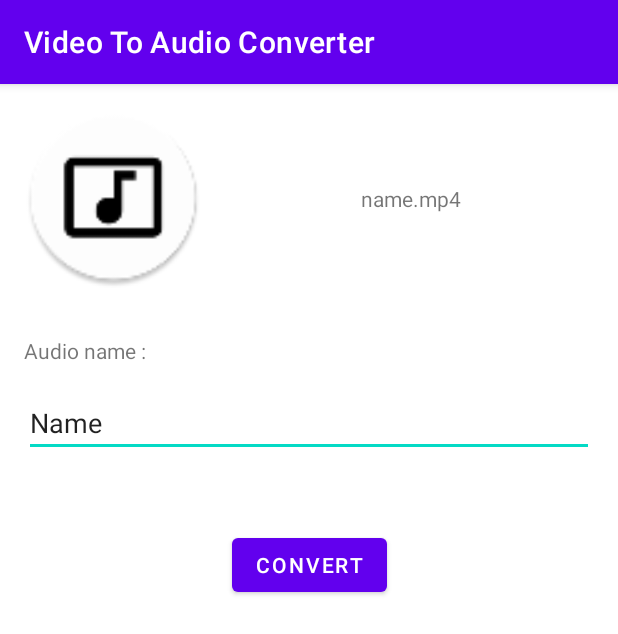
After one commit to stsaikat/videotoaudioconverter, an Android app: the fragment ConvertInfoFragment shown on its own in the app's theme, on a phone screen of 412 x 824 dp. The commit adds this screen. Shown: the top 634 px of the screen. Run offline under Robolectric (Android 15) with nearby library versions, the light colour scheme and no system bars.

Commit message:
convert info fragment added

```diff
--- /dev/null
+++ b/app/src/main/java/com/simplerapps/videotoaudio/ConvertInfoFragment.kt
@@ -0,0 +1,6 @@
+package com.simplerapps.videotoaudio
+
+import androidx.fragment.app.Fragment
+
+class ConvertInfoFragment : Fragment(R.layout.fragment_convert_info) {
+}
--- a/app/src/main/java/com/simplerapps/videotoaudio/MainActivity.kt
+++ b/app/src/main/java/com/simplerapps/videotoaudio/MainActivity.kt
@@ -15,12 +15,18 @@ class MainActivity : AppCompatActivity() {
         viewBinding = ActivityMainBinding.inflate(layoutInflater)
         setContentView(viewBinding.root)
 
-        showSelectVideoFragment()
+        //showSelectVideoFragment()
+        showConvertInfoFragment()
     }
 
     fun showSelectVideoFragment() {
         val selectVideoFragment = SelectVideoFragment()
         showFragment(selectVideoFragment)
+    }
+
+    fun showConvertInfoFragment() {
+        val convertInfoFragment = ConvertInfoFragment()
+        showFragment(convertInfoFragment)
     }
 
     private fun showFragment(fragment: Fragment) {
--- /dev/null
+++ b/app/src/main/res/layout/fragment_convert_info.xml
@@ -0,0 +1,65 @@
+<?xml version="1.0" encoding="utf-8"?>
+<androidx.constraintlayout.widget.ConstraintLayout
+    xmlns:android="http://schemas.android.com/apk/res/android"
+    xmlns:app="http://schemas.android.com/apk/res-auto"
+    xmlns:tools="http://schemas.android.com/tools"
+    android:layout_width="match_parent"
+    android:layout_height="match_parent">
+
+    <ImageView
+        android:id="@+id/iv_video_thumb"
+        android:layout_width="120dp"
+        android:layout_height="120dp"
+        android:layout_marginStart="16dp"
+        android:layout_marginTop="16dp"
+        android:scaleType="fitXY"
+        app:layout_constraintStart_toStartOf="parent"
+        app:layout_constraintTop_toTopOf="parent"
+        app:srcCompat="@mipmap/ic_launcher_round" />
+
+    <TextView
+        android:id="@+id/tv_video_name"
+        android:layout_width="wrap_content"
+        android:layout_height="wrap_content"
+        android:text="name.mp4"
+        app:layout_constraintBottom_toBottomOf="@+id/iv_video_thumb"
+        app:layout_constraintEnd_toEndOf="parent"
+        app:layout_constraintStart_toEndOf="@+id/iv_video_thumb"
+        app:layout_constraintTop_toTopOf="@+id/iv_video_thumb" />
+
+    <TextView
+        android:id="@+id/textView2"
+        android:layout_width="wrap_content"
+        android:layout_height="wrap_content"
+        android:layout_marginStart="16dp"
+        android:layout_marginTop="32dp"
+        android:text="Audio name :"
+        app:layout_constraintStart_toStartOf="parent"
+        app:layout_constraintTop_toBottomOf="@+id/iv_video_thumb" />
+
+    <EditText
+        android:id="@+id/et_audio_name"
+        android:layout_width="0dp"
+        android:layout_height="wrap_content"
+        android:layout_marginStart="16dp"
+        android:layout_marginTop="16dp"
+        android:layout_marginEnd="16dp"
+        android:ems="10"
+        android:inputType="textPersonName"
+        android:text="Name"
+        app:layout_constraintEnd_toEndOf="parent"
+        app:layout_constraintStart_toStartOf="parent"
+        app:layout_constraintTop_toBottomOf="@+id/textView2" />
+
+    <Button
+        android:id="@+id/bt_convert"
+        android:layout_width="wrap_content"
+        android:layout_height="wrap_content"
+        android:layout_marginStart="16dp"
+        android:layout_marginTop="48dp"
+        android:layout_marginEnd="16dp"
+        android:text="convert"
+        app:layout_constraintEnd_toEndOf="parent"
+        app:layout_constraintStart_toStartOf="parent"
+        app:layout_constraintTop_toBottomOf="@+id/et_audio_name" />
+</androidx.constraintlayout.widget.ConstraintLayout>
```
